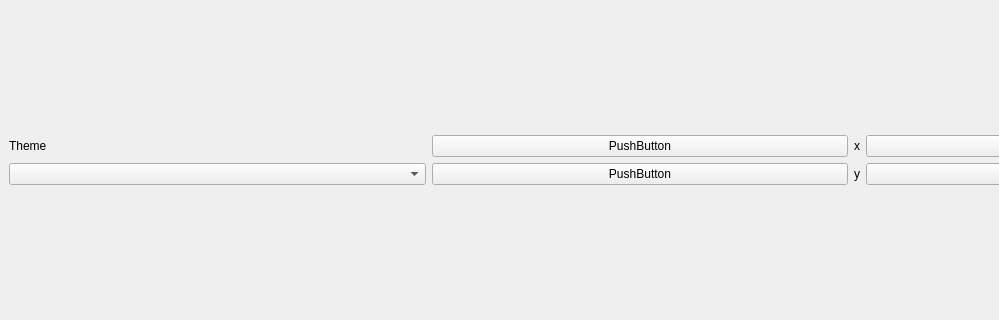
The window that src/mainwindow.ui (maximepasquier/Cytometrie_en_flux) describes before a commit, drawn with Qt 5; both pictures show x 0 to 999 and y 220 to 540 of the 1280 by 763 pixel window.
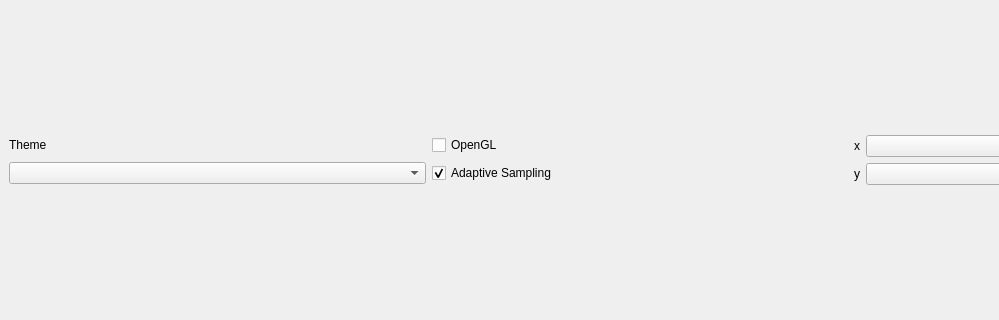
The same window after the commit.

Commit message: OpenGL + adaptative sampling buttons

Diff of the .ui file:
```diff
--- a/src/mainwindow.ui
+++ b/src/mainwindow.ui
@@ -33,13 +33,6 @@
         </property>
        </widget>
       </item>
-      <item row="0" column="1">
-       <widget class="QPushButton" name="pushButton_2">
-        <property name="text">
-         <string>PushButton</string>
-        </property>
-       </widget>
-      </item>
       <item row="0" column="2" rowspan="2">
        <layout class="QFormLayout" name="formLayout">
         <item row="0" column="0">
@@ -74,9 +67,19 @@
        <widget class="QComboBox" name="themeComboBox"/>
       </item>
       <item row="1" column="1">
-       <widget class="QPushButton" name="pushButton">
+       <widget class="QCheckBox" name="setAdaptativeSampling">
         <property name="text">
-         <string>PushButton</string>
+         <string>Adaptive Sampling</string>
+        </property>
+        <property name="checked">
+         <bool>true</bool>
+        </property>
+       </widget>
+      </item>
+      <item row="0" column="1">
+       <widget class="QCheckBox" name="setOpenGL">
+        <property name="text">
+         <string>OpenGL</string>
         </property>
        </widget>
       </item>
```
The commit also changes 5 other files.
